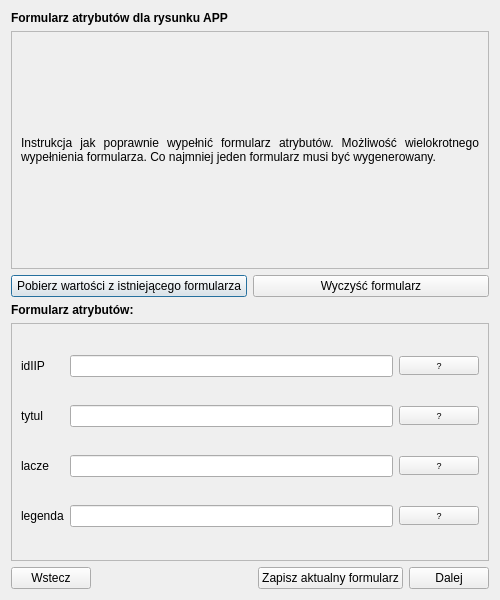
Qt form modules/app/views/ui/formularz_raster_dialog_base.ui (envirosolutionspl/wtyczka_qgis_app) before a commit.
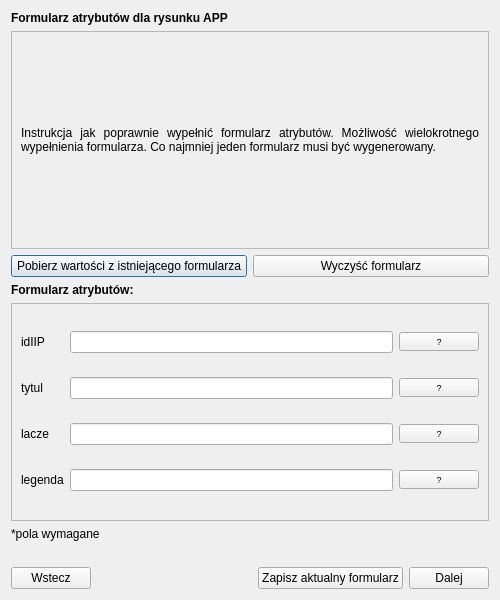
The same form after that commit.

```diff
--- a/modules/app/views/ui/formularz_raster_dialog_base.ui
+++ b/modules/app/views/ui/formularz_raster_dialog_base.ui
@@ -46,7 +46,7 @@
           <x>0</x>
           <y>0</y>
           <width>478</width>
-          <height>218</height>
+          <height>193</height>
          </rect>
         </property>
         <layout class="QGridLayout" name="gridLayout">
@@ -114,7 +114,7 @@
           <x>0</x>
           <y>0</y>
           <width>478</width>
-          <height>218</height>
+          <height>193</height>
          </rect>
         </property>
         <layout class="QGridLayout" name="gridLayout_2">
@@ -234,6 +234,20 @@
        </widget>
       </widget>
      </item>
+     <item>
+      <widget class="QLabel" name="requiredFields_lbl">
+       <property name="text">
+        <string>*pola wymagane</string>
+       </property>
+      </widget>
+     </item>
+     <item>
+      <widget class="QLabel" name="label_2">
+       <property name="text">
+        <string/>
+       </property>
+      </widget>
+     </item>
      <item>
       <layout class="QHBoxLayout" name="horizontalLayout_2">
        <item>
```
